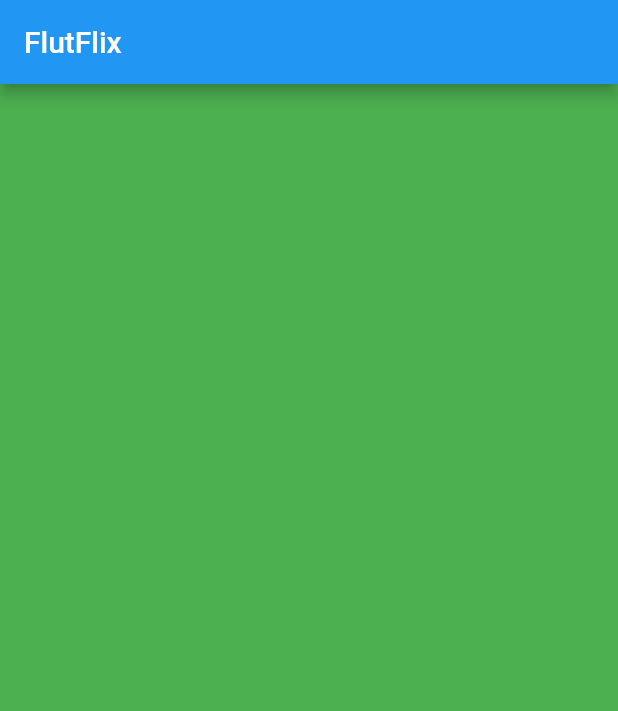
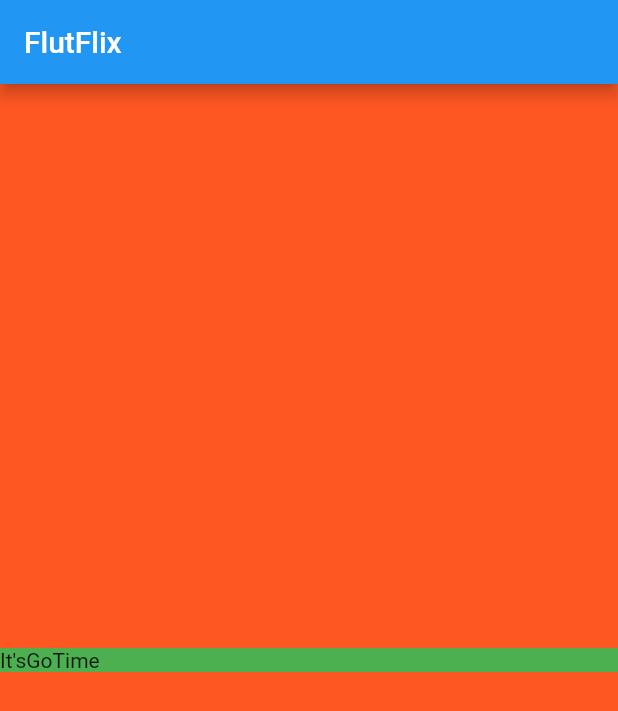
Before and after one commit to droidchef/flutflix, a Flutter app: the screen it shows after launch, on a phone screen of 412 x 824 dp. Shown: the top 711 px of the screen. Run offline on Flutter 3.47's test engine with Material 2 defaults, Android fonts, the phone set to English and light mode, and no system bars.

Commit message:
Step 16: Add a Row with 3 children Texts saying it's Go Time

```diff
--- a/lib/main.dart
+++ b/lib/main.dart
@@ -15,6 +15,13 @@ class FlutFlix extends StatelessWidget {
         body: Center(
           child: Container(
             color: Colors.green,
+            child: Row(
+              children: <Widget>[
+                Text('It\'s'),
+                Text('Go'),
+                Text('Time'),
+              ],
+            ),
           ),
         ),
       ),
```
